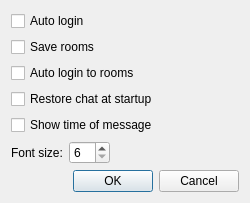
HappySeaFox/tht, file chatoptions.ui: the form before one commit.
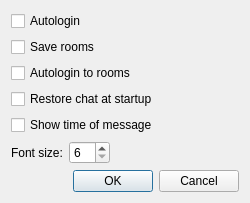
The form after the commit.

```diff
--- a/chatoptions.ui
+++ b/chatoptions.ui
@@ -19,7 +19,7 @@
      <item row="0" column="0">
       <widget class="QCheckBox" name="checkAutoLogin">
        <property name="text">
-        <string>Auto login</string>
+        <string>Autologin</string>
        </property>
       </widget>
      </item>
@@ -46,7 +46,7 @@
      <item row="2" column="0">
       <widget class="QCheckBox" name="checkAutoLoginToRooms">
        <property name="text">
-        <string>Auto login to rooms</string>
+        <string>Autologin to rooms</string>
        </property>
       </widget>
      </item>
```
